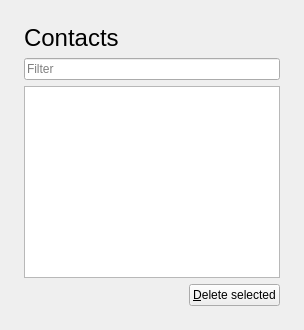
Above: src/app/ui/table_page.ui from CameronBrooks11/pyside6-gui-template before the change. Below: the same form after it.
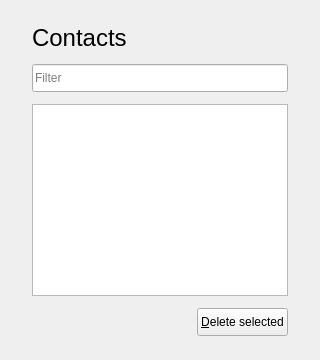
That is the form after the change.

Commit message: feat: restyle the sidebar, controls and table (#21)

```diff
--- a/src/app/ui/table_page.ui
+++ b/src/app/ui/table_page.ui
@@ -3,14 +3,17 @@
  <class>TablePage</class>
  <widget class="QWidget" name="TablePage">
   <layout class="QVBoxLayout" name="page_layout">
+   <property name="spacing">
+    <number>12</number>
+   </property>
    <property name="leftMargin">
-    <number>24</number>
+    <number>32</number>
    </property>
    <property name="topMargin">
     <number>24</number>
    </property>
    <property name="rightMargin">
-    <number>24</number>
+    <number>32</number>
    </property>
    <property name="bottomMargin">
     <number>24</number>
@@ -29,6 +32,7 @@
    </item>
    <item>
     <widget class="QLineEdit" name="filter_edit">
+          <property name="minimumSize"><size><width>0</width><height>28</height></size></property>
      <property name="placeholderText">
       <string>Filter</string>
      </property>
@@ -48,9 +52,24 @@
      <property name="selectionBehavior">
       <enum>QAbstractItemView::SelectionBehavior::SelectRows</enum>
      </property>
+     <property name="wordWrap">
+      <bool>false</bool>
+     </property>
+     <property name="showGrid">
+      <bool>false</bool>
+     </property>
      <property name="sortingEnabled">
       <bool>true</bool>
      </property>
+     <attribute name="horizontalHeaderMinimumSectionSize">
+      <number>60</number>
+     </attribute>
+     <attribute name="horizontalHeaderHighlightSections">
+      <bool>false</bool>
+     </attribute>
+     <attribute name="verticalHeaderDefaultSectionSize">
+      <number>34</number>
+     </attribute>
      <attribute name="horizontalHeaderStretchLastSection">
       <bool>true</bool>
      </attribute>
@@ -83,6 +102,7 @@
      </item>
      <item>
       <widget class="QPushButton" name="delete_button">
+          <property name="minimumSize"><size><width>0</width><height>28</height></size></property>
        <property name="text">
         <string>&amp;Delete selected</string>
        </property>
```
The commit also changes 33 other files.
